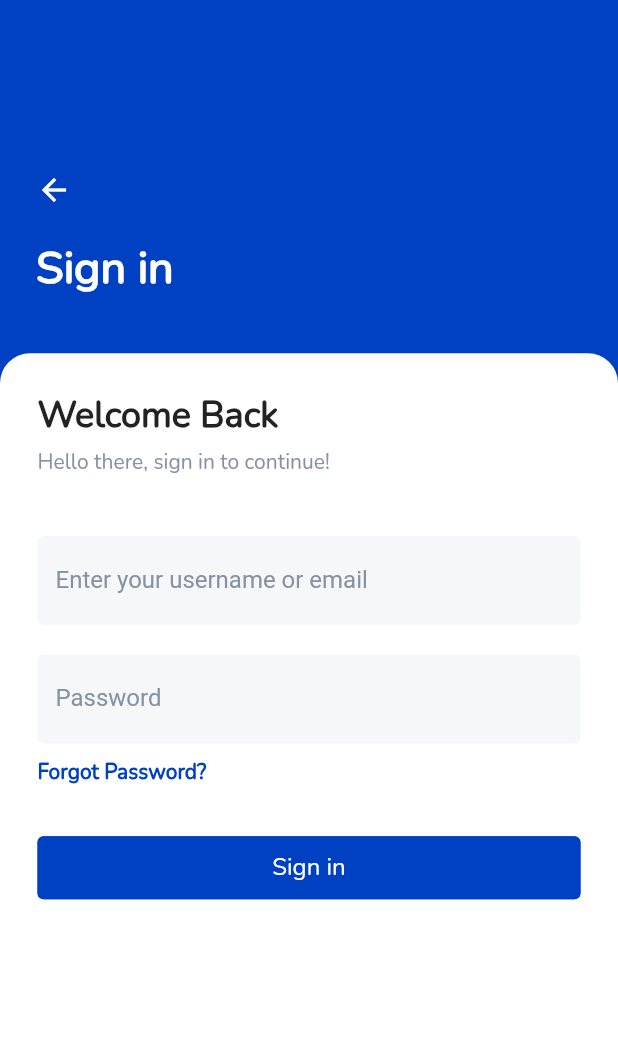
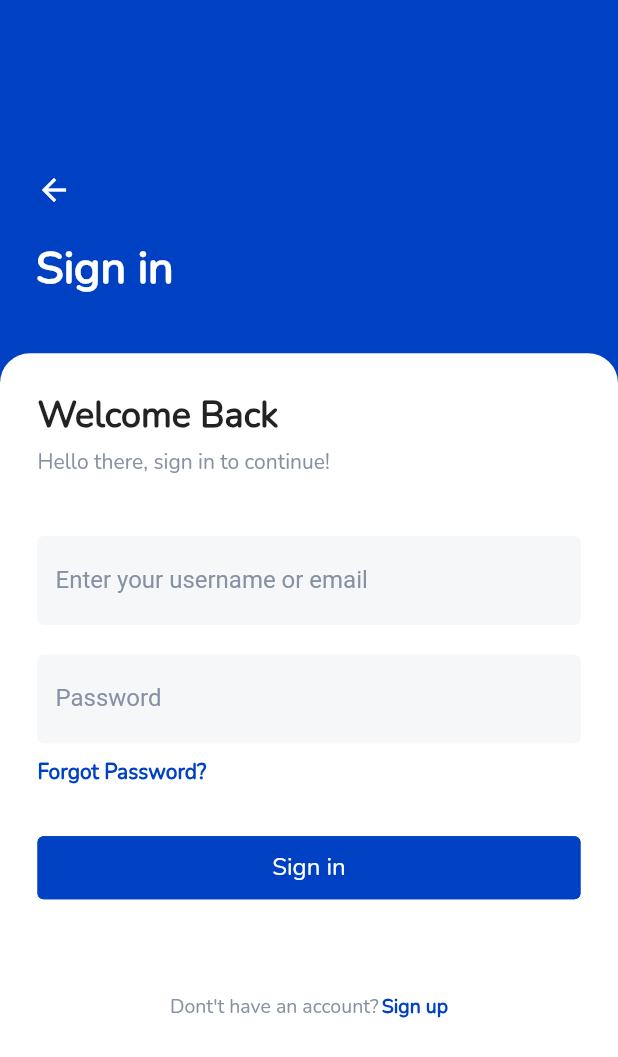
Before and after one commit to brafii/login-app, a Flutter app: the screen it shows after launch, after a tap on "Create an account", on a phone screen of 412 x 824 dp. Shown: the top 1057 px of the screen. Run offline on Flutter 3.47's test engine with Material 2 defaults, Android fonts, the phone set to English and light mode, and no system bars; our stand-ins replace font_awesome_flutter.

```diff
--- a/lib/screens/sign_in.dart
+++ b/lib/screens/sign_in.dart
@@ -1,5 +1,6 @@
 import 'package:flutter/material.dart';
 import 'package:login/utils/pallette.dart';
+import 'package:login/widgets/footer.dart';
 import 'package:login/widgets/my_button.dart';
 
 class SignIn extends StatelessWidget {
@@ -138,6 +139,19 @@ class SignIn extends StatelessWidget {
 
                             },
                           ),
+                          SizedBox(height: 60.0),
+                          Footer(
+                            labelOne: 'Dont\'t have an account?',
+                            labelTwo: 'Sign up',
+                            colorOne: Color(0xff8691a3),
+                            colorTwo: defaultColors,
+                            onPress: (){
+                              Navigator.push(
+                                context,
+                                MaterialPageRoute(builder: (context) => SignIn()),
+                              );
+                            },
+                          ),
                         ],
                       ),
                     ),
```
